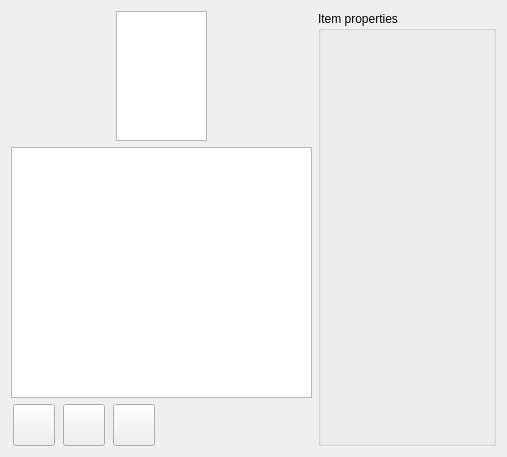
Qt form src/GUI/ricfile.ui (spillerrec/RICcreator) before a commit.
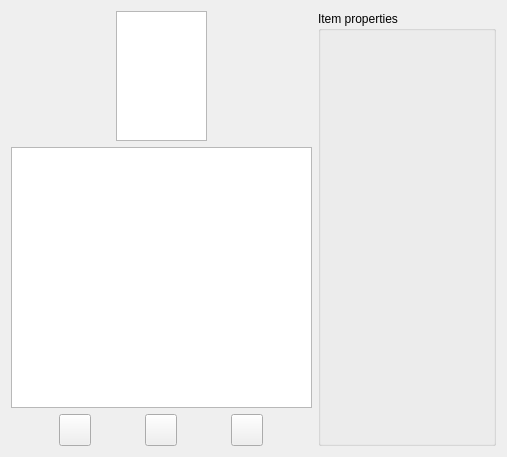
The same form after that commit. Icons and pictures are not drawn.

Commit message: CHANGE: Made buttons smaller

What changed in the file:
```diff
--- a/src/GUI/ricfile.ui
+++ b/src/GUI/ricfile.ui
@@ -17,7 +17,7 @@
    <item>
     <layout class="QVBoxLayout" name="verticalLayout">
      <property name="sizeConstraint">
-      <enum>QLayout::SetFixedSize</enum>
+      <enum>QLayout::SetMaximumSize</enum>
      </property>
      <item>
       <layout class="QHBoxLayout" name="horizontalLayout_2">
@@ -106,14 +106,14 @@
          </property>
          <property name="minimumSize">
           <size>
-           <width>42</width>
-           <height>42</height>
+           <width>32</width>
+           <height>32</height>
           </size>
          </property>
          <property name="maximumSize">
           <size>
-           <width>42</width>
-           <height>42</height>
+           <width>32</width>
+           <height>32</height>
           </size>
          </property>
          <property name="toolTip">
@@ -125,8 +125,8 @@
          </property>
          <property name="iconSize">
           <size>
-           <width>32</width>
-           <height>32</height>
+           <width>24</width>
+           <height>24</height>
           </size>
          </property>
         </widget>
@@ -141,14 +141,14 @@
          </property>
          <property name="minimumSize">
           <size>
-           <width>42</width>
-           <height>42</height>
+           <width>32</width>
+           <height>32</height>
           </size>
          </property>
          <property name="maximumSize">
           <size>
-           <width>42</width>
-           <height>42</height>
+           <width>32</width>
+           <height>32</height>
           </size>
          </property>
          <property name="toolTip">
@@ -160,8 +160,8 @@
          </property>
          <property name="iconSize">
           <size>
-           <width>32</width>
-           <height>32</height>
+           <width>24</width>
+           <height>24</height>
           </size>
          </property>
         </widget>
@@ -176,14 +176,14 @@
          </property>
          <property name="minimumSize">
           <size>
-           <width>42</width>
-           <height>42</height>
+           <width>32</width>
+           <height>32</height>
           </size>
          </property>
          <property name="maximumSize">
           <size>
-           <width>42</width>
-           <height>42</height>
+           <width>32</width>
+           <height>32</height>
           </size>
          </property>
          <property name="toolTip">
@@ -195,28 +195,12 @@
          </property>
          <property name="iconSize">
           <size>
-           <width>32</width>
-           <height>32</height>
+           <width>24</width>
+           <height>24</height>
           </size>
          </property>
         </widget>
        </item>
-       <item>
-        <spacer name="horizontalSpacer">
-         <property name="orientation">
-          <enum>Qt::Horizontal</enum>
-         </property>
-         <property name="sizeType">
-          <enum>QSizePolicy::Fixed</enum>
-         </property>
-         <property name="sizeHint" stdset="0">
-          <size>
-           <width>155</width>
-           <height>0</height>
-          </size>
-         </property>
-        </spacer>
-       </item>
       </layout>
      </item>
     </layout>
```
The commit also changes 1 other file.
